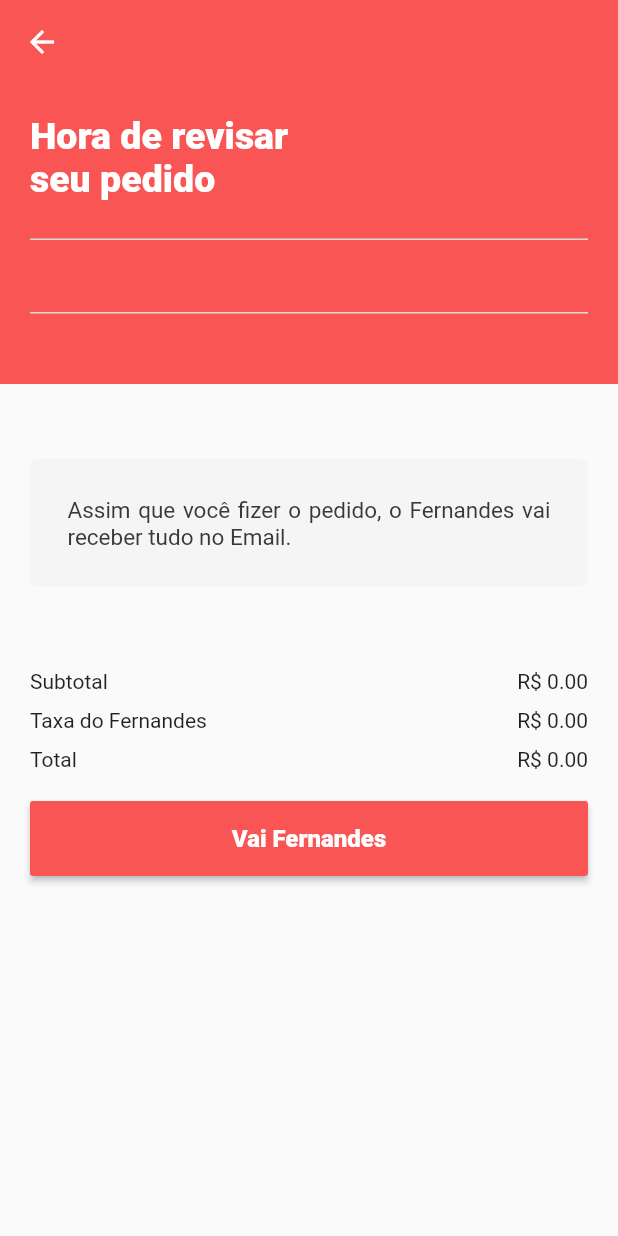
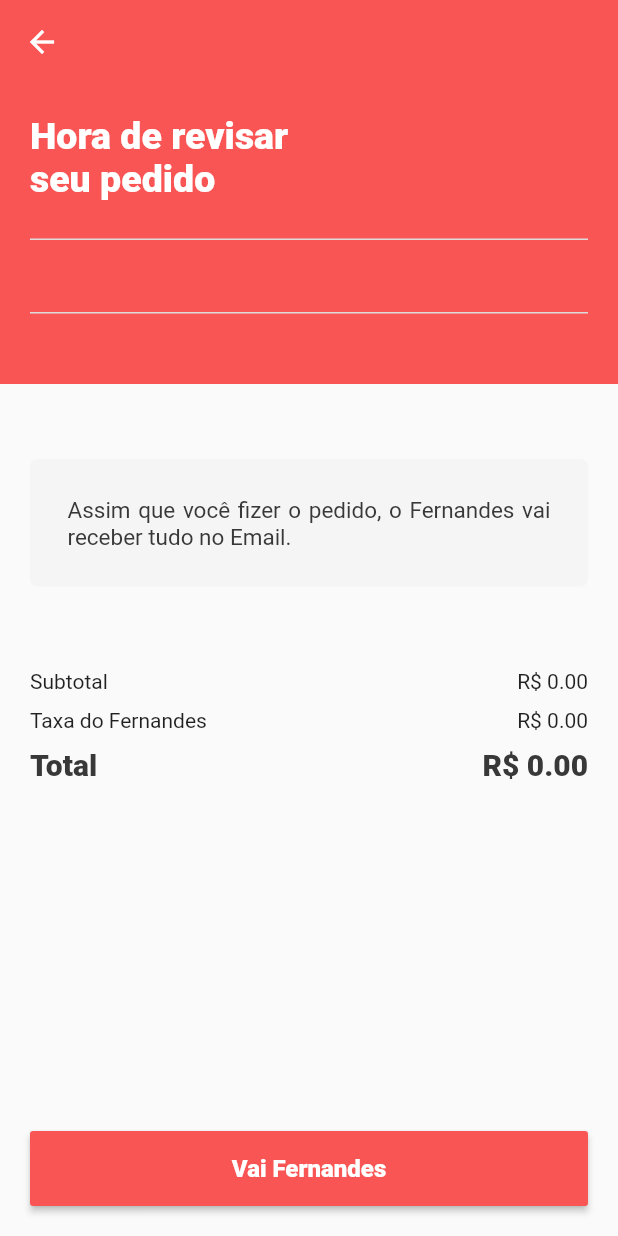
Before and after one commit to zbra-dev/zpastel, a Flutter app: the ReviewOrderPage screen opened directly with empty values, on a phone screen of 412 x 824 dp. Run offline on Flutter 3.47's test engine with Material 2 defaults, Android fonts, the phone set to English and light mode, and no system bars; our stand-ins replace cloud_firestore, firebase_auth, google_sign_in, shared_preferences; accounts and stored records are empty; generated files the repository leaves out were written again.

Commit message:
Changed FInish button to be static in the bottom

```diff
--- a/lib/ui/ItemDetailPage.dart
+++ b/lib/ui/ItemDetailPage.dart
@@ -138,7 +138,7 @@ class _ItemDetailPageState extends State<ItemDetailPage> {
                       color: AppColors.primaryColor,
                       shape: RoundedRectangleBorder(borderRadius: new BorderRadius.circular(10)),
                       onPressed: () {
-                        Item item = null;
+                        Item item;
                         if (_currentOrder.items != null && _currentOrder.items.length > 0) {
                           for (Item previousItem in _currentOrder.items) {
                             if (previousItem.flavor.id == _flavor.id) {
--- a/lib/ui/ReviewOrderPage.dart
+++ b/lib/ui/ReviewOrderPage.dart
@@ -40,7 +40,8 @@ class _ReviewOrderPageState extends State<ReviewOrderPage> {
     return Scaffold(
       appBar: AppBarBuilder().build(),
       body: SafeArea(
-        child: Stack(children: <Widget>[
+        child: Stack(
+          children: <Widget>[
             SingleChildScrollView(
               physics: ScrollPhysics(),
               child: Column(
@@ -83,7 +84,7 @@ class _ReviewOrderPageState extends State<ReviewOrderPage> {
                   ),
                   SizedBox(height: 50),
                   Padding(
-                  padding: const EdgeInsets.symmetric(horizontal: 20),
+                    padding: const EdgeInsets.fromLTRB(20, 0, 20, 100),
                     child: Column(children: <Widget>[
                       Container(
                         height: 85,
@@ -107,19 +108,22 @@ class _ReviewOrderPageState extends State<ReviewOrderPage> {
                       Row(
                         children: <Widget>[
                           Expanded(child: Text("Taxa do Fernandes")),
-                        Expanded(
-                          child: Align(alignment: Alignment.centerRight, child: Text("R\$ ${_fernandesTax.toStringAsFixed(2)}")),
-                        )
+                          Expanded(child: Align(alignment: Alignment.centerRight, child: Text("R\$ ${_fernandesTax.toStringAsFixed(2)}"))),
                         ],
                       ),
                       SizedBox(height: 10),
                       Row(
-                      children: <Widget>[Expanded(child: Text("Total")), Expanded(child: Align(alignment: Alignment.centerRight, child: Text("R\$ ${(_subTotal + _fernandesTax).toStringAsFixed(2)}")))],
+                        children: <Widget>[Expanded(child: Text("Total", style: AppTextTheme.of(context).textLargeBold)), Expanded(child: Align(alignment: Alignment.centerRight, child: Text("R\$ ${(_subTotal + _fernandesTax).toStringAsFixed(2)}", style: AppTextTheme.of(context).textLargeBold)))],
                       ),
                     ]),
                   ),
+                ],
+              ),
+            ),
             Padding(
               padding: EdgeInsets.all(20),
+              child: Align(
+                alignment: Alignment.bottomRight,
                 child: Container(
                   height: 50,
                   width: context.widthSize(100),
@@ -133,11 +137,10 @@ class _ReviewOrderPageState extends State<ReviewOrderPage> {
                     child: Text("Vai Fernandes", style: AppTextTheme.of(context).textDefaultBold.copyWith(fontSize: 16, color: AppColors.white)),
                   ),
                 ),
-                )
+              ),
+            ),
           ],
         ),
-          ),
-        ]),
       ),
     );
   }
```
Lines whose indentation alone changed are shown as unchanged.
